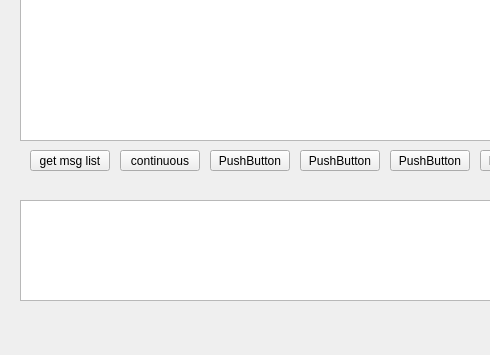
tsuibin/dde-api, file mainwindow.ui: the form before one commit; both pictures show x 0 to 490 and y 287 to 642 of the 902 by 642 pixel window.
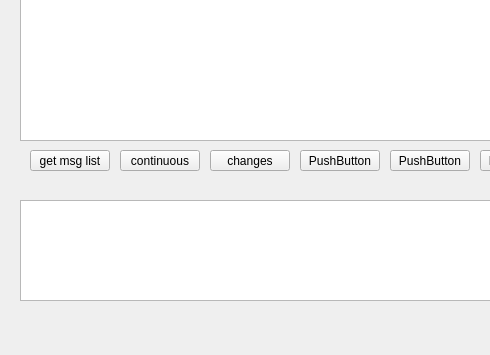
The form after the commit.

Commit message: Add timer to re flush new msg

Diff of the .ui file:
```diff
--- a/mainwindow.ui
+++ b/mainwindow.ui
@@ -83,7 +83,7 @@
      </rect>
     </property>
     <property name="text">
-     <string>PushButton</string>
+     <string>changes</string>
     </property>
    </widget>
    <widget class="QPushButton" name="pushButton_4">
```
Left out of the diff: 4 changed lines with no effect on the pictures. The commit also changes 2 other files.
